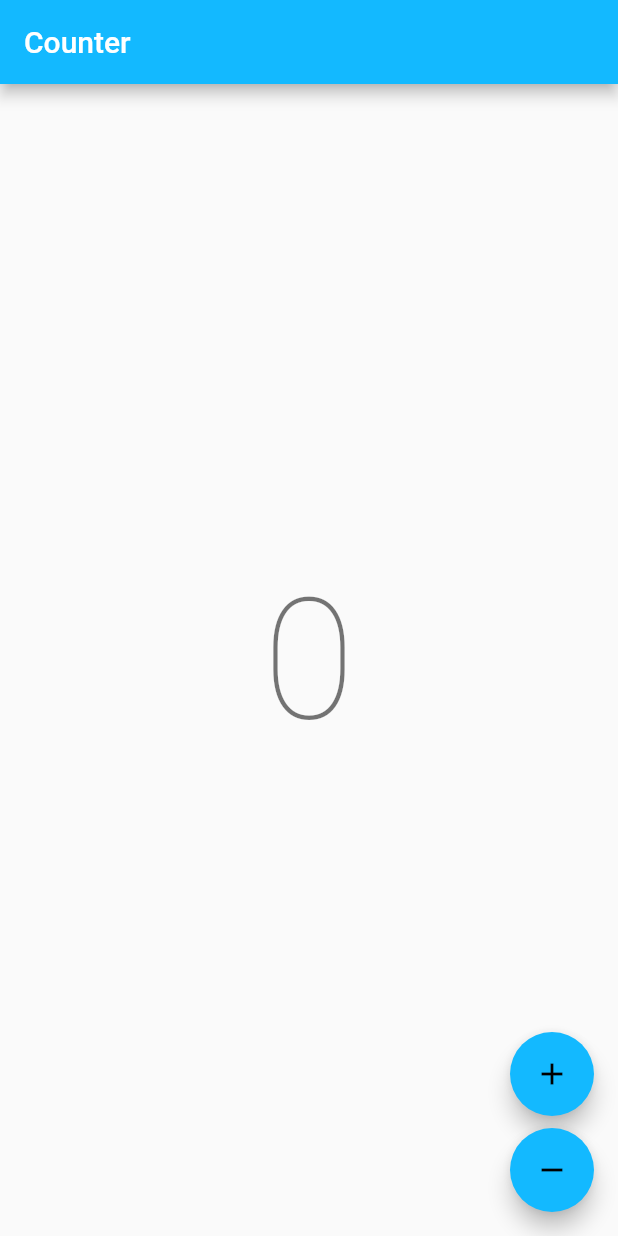
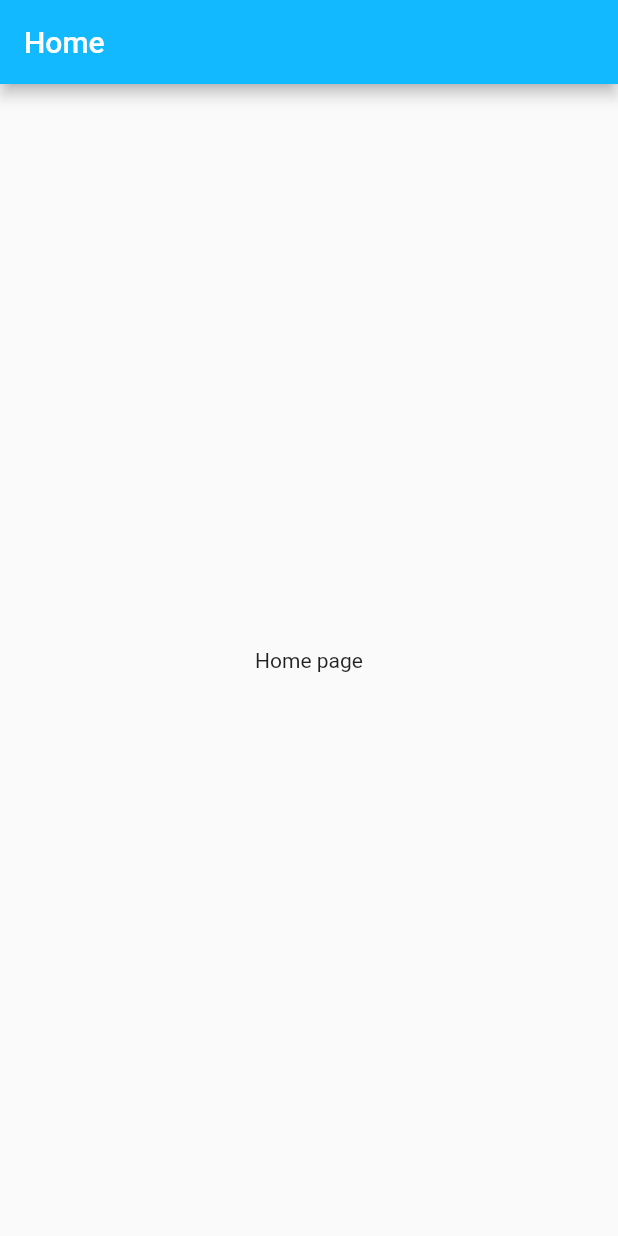
Before and after one commit to arifikhsan/tepat_public_flutter, a Flutter app: the screen it shows after launch, on a phone screen of 412 x 824 dp. Run offline on Flutter 3.47's test engine with Material 2 defaults, Android fonts, the phone set to English and light mode, and no system bars; our stand-ins replace bloc, flutter_bloc; generated files the repository leaves out were written again.

Commit message:
home page

```diff
--- a/lib/app/app.dart
+++ b/lib/app/app.dart
@@ -7,7 +7,7 @@
 
 import 'package:flutter/material.dart';
 import 'package:flutter_localizations/flutter_localizations.dart';
-import 'package:tepat_public_flutter/counter/counter.dart';
+import 'package:tepat_public_flutter/features/home/presentation/pages/home_page.dart';
 import 'package:tepat_public_flutter/l10n/l10n.dart';
 
 class App extends StatelessWidget {
@@ -25,7 +25,7 @@ class App extends StatelessWidget {
         GlobalMaterialLocalizations.delegate,
       ],
       supportedLocales: AppLocalizations.supportedLocales,
-      home: const CounterPage(),
+      home: const HomePage(),
     );
   }
 }
--- /dev/null
+++ b/lib/features/home/presentation/bloc/home_bloc.dart
@@ -0,0 +1,14 @@
+import 'dart:async';
+import 'package:bloc/bloc.dart';
+import 'package:meta/meta.dart';
+part 'home_event.dart';
+part 'home_state.dart';
+class HomeBloc extends Bloc<HomeEvent, HomeState> {
+  HomeBloc() : super(HomeInitial());
+  @override
+  Stream<HomeState> mapEventToState(
+    HomeEvent event,
+  ) async* {
+    // TODO: implement mapEventToState
+  }
+}
--- /dev/null
+++ b/lib/features/home/presentation/bloc/home_event.dart
@@ -0,0 +1,3 @@
+part of 'home_bloc.dart';
+@immutable
+abstract class HomeEvent {}
--- /dev/null
+++ b/lib/features/home/presentation/bloc/home_state.dart
@@ -0,0 +1,4 @@
+part of 'home_bloc.dart';
+@immutable
+abstract class HomeState {}
+class HomeInitial extends HomeState {}
--- /dev/null
+++ b/lib/features/home/presentation/pages/home_page.dart
@@ -0,0 +1,13 @@
+import 'package:flutter/material.dart';
+
+class HomePage extends StatelessWidget {
+  const HomePage({Key? key}) : super(key: key);
+
+  @override
+  Widget build(BuildContext context) {
+    return Scaffold(
+      appBar: AppBar(title: const Text('Home')),
+      body: const Center(child: Text('Home page')),
+    );
+  }
+}
```
